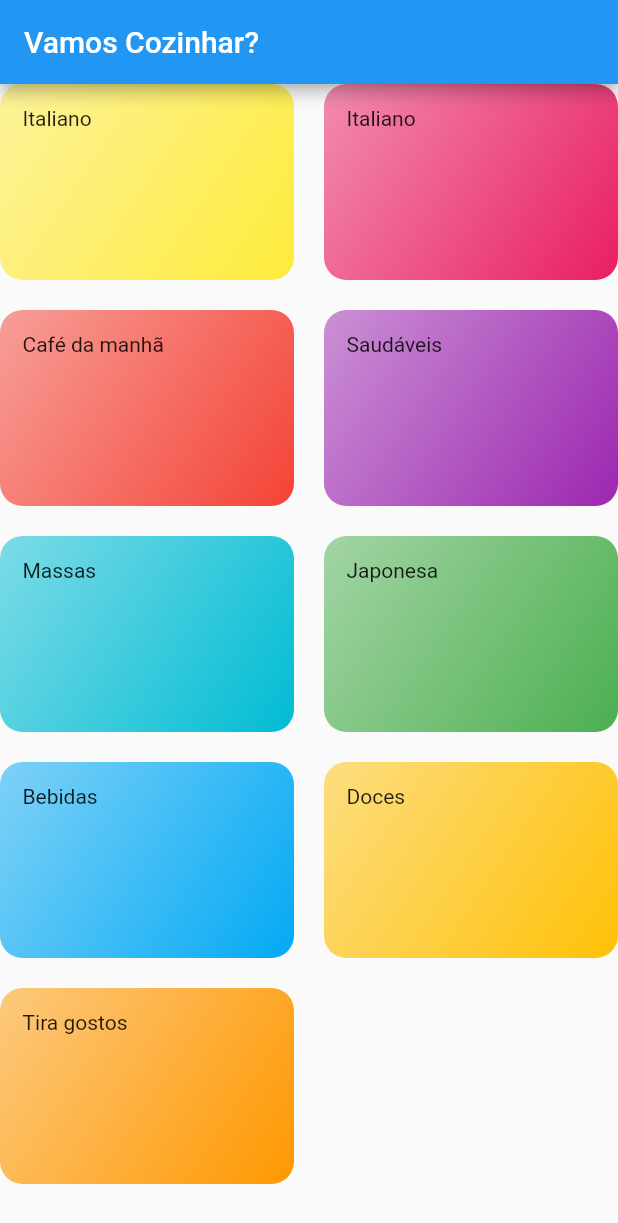
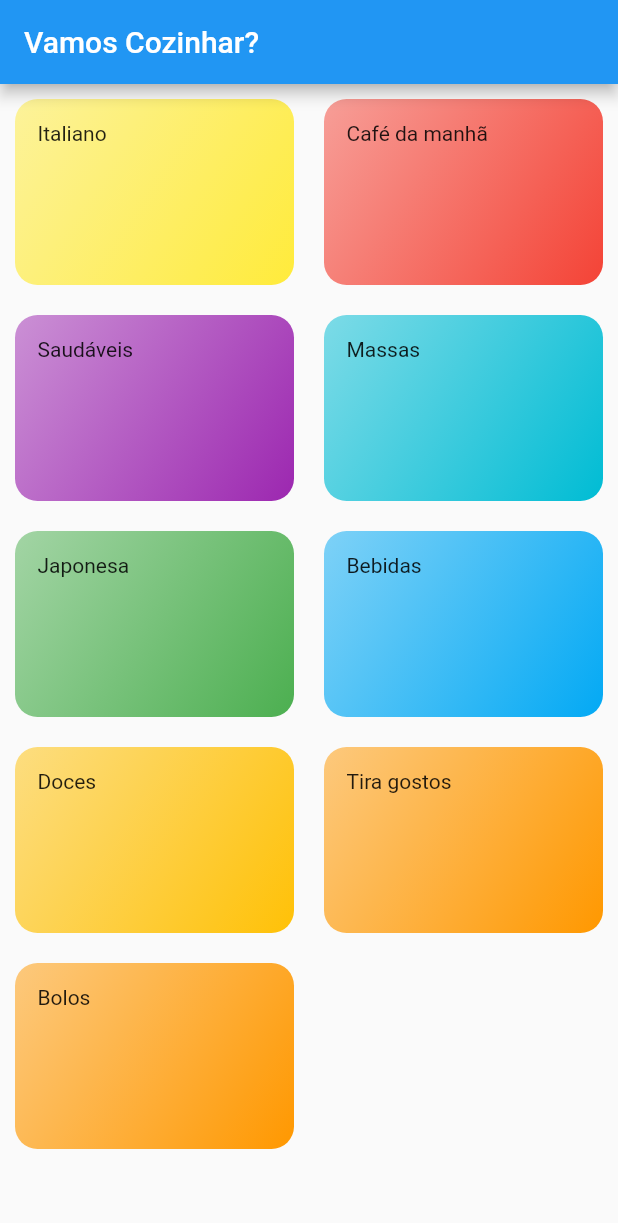
Before and after one commit to juniorsafera/VamosCozinharApp-praticandoNavegacoes, a Flutter app: the screen it shows after launch, on a phone screen of 412 x 824 dp. Shown: the top 1223 px of the screen. Run offline on Flutter 3.47's test engine with Material 2 defaults, Android fonts, the phone set to English and light mode, and no system bars.

Commit message:
navegando entre telas

```diff
--- a/vamos_cozinhar_app_praticando_navegacoes/lib/components/categoria_item.dart
+++ b/vamos_cozinhar_app_praticando_navegacoes/lib/components/categoria_item.dart
@@ -1,14 +1,26 @@
 import 'package:flutter/material.dart';
 import 'package:vamos_cozinhar_app_praticando_navegacoes/models/categorias.dart';
+import 'package:vamos_cozinhar_app_praticando_navegacoes/screens/categoria_alimentos.dart';
 
 class ItemCategoria extends StatelessWidget {
   final ModeloCategoria categoria;
   const ItemCategoria({Key? key, required this.categoria}) : super(key: key);
 
+  void _selecionarCategoria(BuildContext context) {
+    Navigator.of(context).push(MaterialPageRoute(builder: (_) {
+      return CategoriaAlimentos(
+        mCategoria: categoria,
+      );
+    }));
+  }
+
   @override
   Widget build(BuildContext context) {
     // ignore: avoid_unnecessary_containers
-    return Container(
+    return InkWell(
+      onTap: () => _selecionarCategoria(context),
+      borderRadius: BorderRadius.circular(15),
+      child: Container(
         decoration: BoxDecoration(
           borderRadius: BorderRadius.circular(15),
           gradient: LinearGradient(
@@ -22,6 +34,7 @@ class ItemCategoria extends StatelessWidget {
         ),
         padding: const EdgeInsets.all(15),
         child: Text(categoria.titulo),
+      ),
     );
   }
 }
--- a/vamos_cozinhar_app_praticando_navegacoes/lib/data/dados.dart
+++ b/vamos_cozinhar_app_praticando_navegacoes/lib/data/dados.dart
@@ -8,7 +8,6 @@ const DADOS_CATEGORIAS = const [
     titulo: "Italiano",
     cor: Colors.yellow,
   ),
-  ModeloCategoria(id: 'c1', titulo: "Italiano", cor: Colors.pink),
   ModeloCategoria(
     id: 'c2',
     titulo: "Café da manhã",
@@ -43,4 +42,8 @@ const DADOS_CATEGORIAS = const [
     id: 'c8',
     titulo: "Tira gostos",
   ),
+  ModeloCategoria(
+    id: 'c9',
+    titulo: "Bolos",
+  ),
 ];
--- a/vamos_cozinhar_app_praticando_navegacoes/lib/screens/categorias.dart
+++ b/vamos_cozinhar_app_praticando_navegacoes/lib/screens/lista_categorias.dart
@@ -2,12 +2,13 @@ import 'package:flutter/material.dart';
 import 'package:vamos_cozinhar_app_praticando_navegacoes/components/categoria_item.dart';
 import 'package:vamos_cozinhar_app_praticando_navegacoes/data/dados.dart';
 
-class ScreenCategorias extends StatelessWidget {
-  const ScreenCategorias({Key? key}) : super(key: key);
+class ListaCategorias extends StatelessWidget {
+  const ListaCategorias({Key? key}) : super(key: key);
 
   @override
   Widget build(BuildContext context) {
     return GridView(
+      padding: const EdgeInsets.all(10),
       gridDelegate: const SliverGridDelegateWithMaxCrossAxisExtent(
         maxCrossAxisExtent: 200,
         childAspectRatio: 3 / 2,
--- a/vamos_cozinhar_app_praticando_navegacoes/lib/views/telaprincipal.dart
+++ b/vamos_cozinhar_app_praticando_navegacoes/lib/views/telaprincipal.dart
@@ -1,5 +1,5 @@
 import 'package:flutter/material.dart';
-import 'package:vamos_cozinhar_app_praticando_navegacoes/screens/categorias.dart';
+import 'package:vamos_cozinhar_app_praticando_navegacoes/screens/lista_categorias.dart';
 
 class TelaPrincipal extends StatelessWidget {
   const TelaPrincipal({Key? key}) : super(key: key);
@@ -10,7 +10,7 @@ class TelaPrincipal extends StatelessWidget {
       appBar: AppBar(
         title: const Text("Vamos Cozinhar?"),
       ),
-      body: const ScreenCategorias(),
+      body: const ListaCategorias(),
     );
   }
 }
```
Also changed, not shown: vamos_cozinhar_app_praticando_navegacoes/lib/screens/categoria_alimentos.dart (added, +23 -0 lines). Lines whose indentation alone changed are shown as unchanged.
